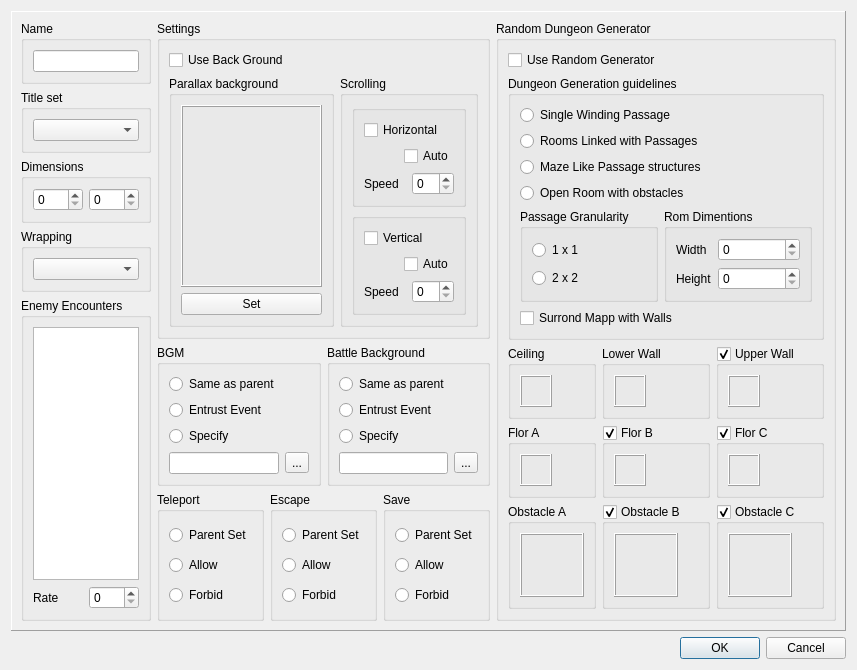
The window that src/dialogmapproperties.ui (EasyRPG/Editor) describes before a commit, drawn with Qt 5.
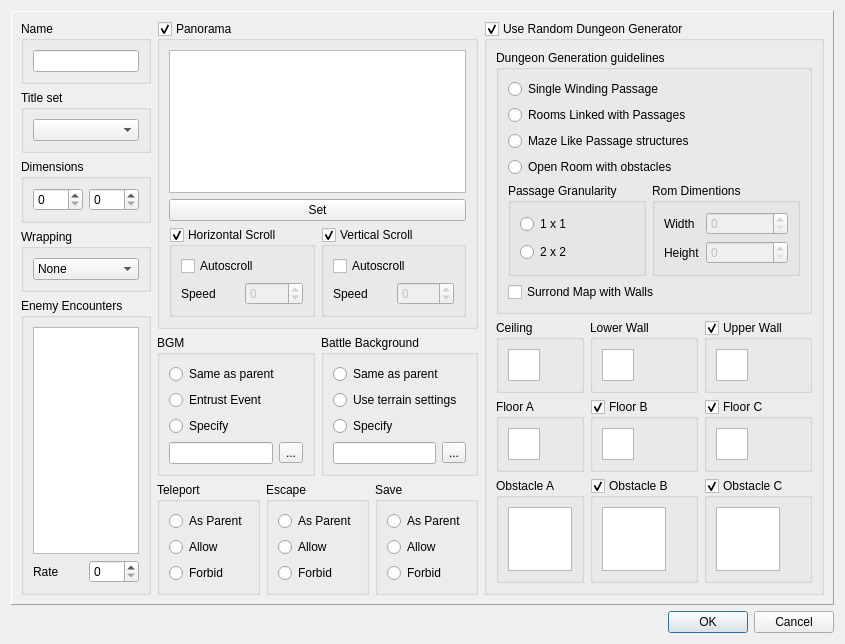
The same window after the commit.

```diff
--- a/src/dialogmapproperties.ui
+++ b/src/dialogmapproperties.ui
@@ -6,8 +6,8 @@
    <rect>
     <x>0</x>
     <y>0</y>
-    <width>800</width>
-    <height>600</height>
+    <width>743</width>
+    <height>576</height>
    </rect>
   </property>
   <property name="windowTitle">
@@ -22,7 +22,7 @@
      <property name="frameShadow">
       <enum>QFrame::Raised</enum>
      </property>
-     <layout class="QHBoxLayout" name="horizontalLayout_12">
+     <layout class="QHBoxLayout" name="horizontalLayout_3">
       <item>
        <layout class="QVBoxLayout" name="verticalLayout_19">
         <item>
@@ -71,7 +71,28 @@
           </property>
           <layout class="QVBoxLayout" name="verticalLayout_8">
            <item>
-            <widget class="QComboBox" name="comboBox_2"/>
+            <widget class="QComboBox" name="comboWrapping">
+             <item>
+              <property name="text">
+               <string>None</string>
+              </property>
+             </item>
+             <item>
+              <property name="text">
+               <string>Vertical</string>
+              </property>
+             </item>
+             <item>
+              <property name="text">
+               <string>Horizontal</string>
+              </property>
+             </item>
+             <item>
+              <property name="text">
+               <string>Both</string>
+              </property>
+             </item>
+            </widget>
            </item>
           </layout>
          </widget>
@@ -105,106 +126,57 @@
        </layout>
       </item>
       <item>
-       <layout class="QVBoxLayout" name="verticalLayout_20">
-        <item>
-         <widget class="QGroupBox" name="groupBox_6">
-          <property name="title">
-           <string>Settings</string>
-          </property>
-          <layout class="QVBoxLayout" name="verticalLayout_5">
-           <item>
-            <widget class="QCheckBox" name="checkBox">
-             <property name="text">
-              <string>Use Back Ground</string>
-             </property>
-            </widget>
-           </item>
-           <item>
-            <layout class="QHBoxLayout" name="horizontalLayout_5">
-             <item>
-              <widget class="QGroupBox" name="groupBox_8">
+       <layout class="QGridLayout" name="gridLayout_2">
+        <item row="0" column="0" colspan="4">
+         <widget class="QGroupBox" name="groupPanorama">
                <property name="sizePolicy">
                 <sizepolicy hsizetype="Preferred" vsizetype="Preferred">
-                 <horstretch>1</horstretch>
-                 <verstretch>0</verstretch>
+            <horstretch>2</horstretch>
+            <verstretch>2</verstretch>
                 </sizepolicy>
                </property>
                <property name="title">
-                <string>Parallax background</string>
-               </property>
-               <layout class="QVBoxLayout" name="verticalLayout_6">
-                <item>
-                 <widget class="QFrame" name="frame_2">
-                  <property name="frameShape">
-                   <enum>QFrame::Box</enum>
-                  </property>
-                  <property name="frameShadow">
-                   <enum>QFrame::Raised</enum>
-                  </property>
-                 </widget>
-                </item>
-                <item>
-                 <widget class="QPushButton" name="pushButton">
+           <string>Panorama</string>
+          </property>
+          <property name="checkable">
+           <bool>true</bool>
+          </property>
+          <layout class="QGridLayout" name="gridLayout_4">
+           <item row="0" column="0" colspan="2">
+            <widget class="QGraphicsView" name="graphicsPanorama"/>
+           </item>
+           <item row="1" column="0" colspan="2">
+            <widget class="QPushButton" name="pushSetPanorama">
                   <property name="text">
                    <string>Set</string>
                   </property>
                  </widget>
                 </item>
-               </layout>
-              </widget>
-             </item>
-             <item>
-              <widget class="QGroupBox" name="groupBox_9">
+           <item row="2" column="0">
+            <widget class="QGroupBox" name="groupHorizontalScroll">
                <property name="title">
-                <string>Scrolling</string>
-               </property>
-               <layout class="QVBoxLayout" name="verticalLayout_4">
-                <item>
-                 <widget class="QGroupBox" name="groupBox_10">
-                  <property name="title">
-                   <string/>
-                  </property>
-                  <layout class="QVBoxLayout" name="verticalLayout_2">
+              <string>Horizontal Scroll</string>
+             </property>
+             <property name="checkable">
+              <bool>true</bool>
+             </property>
+             <layout class="QVBoxLayout" name="verticalLayout_3">
                    <item>
-                    <widget class="QCheckBox" name="checkBox_2">
+               <widget class="QCheckBox" name="checkHorizontalAutoscroll">
+                <property name="sizePolicy">
+                 <sizepolicy hsizetype="Minimum" vsizetype="Fixed">
+                  <horstretch>0</horstretch>
+                  <verstretch>0</verstretch>
+                 </sizepolicy>
+                </property>
                      <property name="text">
-                      <string>Horizontal</string>
+                 <string>Autoscroll</string>
                      </property>
                     </widget>
                    </item>
                    <item>
                     <layout class="QHBoxLayout" name="horizontalLayout_2">
                      <item>
-                      <spacer name="horizontalSpacer">
-                       <property name="orientation">
-                        <enum>Qt::Horizontal</enum>
-                       </property>
-                       <property name="sizeHint" stdset="0">
-                        <size>
-                         <width>40</width>
-                         <height>20</height>
-                        </size>
-                       </property>
-                      </spacer>
-                     </item>
-                     <item>
-                      <widget class="QCheckBox" name="checkBox_3">
-                       <property name="sizePolicy">
-                        <sizepolicy hsizetype="Minimum" vsizetype="Fixed">
-                         <horstretch>0</horstretch>
-                         <verstretch>0</verstretch>
-                        </sizepolicy>
-                       </property>
-                       <property name="text">
-                        <string>Auto</string>
-                       </property>
-                      </widget>
-                     </item>
-                    </layout>
-                   </item>
-                   <item>
-                    <layout class="QHBoxLayout" name="horizontalLayout">
-                     <item>
                       <widget class="QLabel" name="label_2">
                        <property name="text">
                         <string>Speed</string>
@@ -212,52 +184,47 @@
                       </widget>
                      </item>
                      <item>
-                      <widget class="QSpinBox" name="spinBox_4"/>
+                 <widget class="QSpinBox" name="spinHorizontalScrollSpeed">
+                  <property name="enabled">
+                   <bool>false</bool>
+                  </property>
+                  <property name="minimum">
+                   <number>-8</number>
+                  </property>
+                  <property name="maximum">
+                   <number>8</number>
+                  </property>
+                 </widget>
                      </item>
                     </layout>
                    </item>
                   </layout>
                  </widget>
                 </item>
-                <item>
-                 <widget class="QGroupBox" name="groupBox_11">
+           <item row="2" column="1">
+            <widget class="QGroupBox" name="groupVerticalScroll">
                   <property name="title">
-                   <string/>
-                  </property>
-                  <layout class="QVBoxLayout" name="verticalLayout_3">
-                   <item>
-                    <widget class="QCheckBox" name="checkBox_4">
-                     <property name="text">
-                      <string>Vertical</string>
-                     </property>
-                    </widget>
-                   </item>
+              <string>Vertical Scroll</string>
+             </property>
+             <property name="checkable">
+              <bool>true</bool>
+             </property>
+             <layout class="QVBoxLayout" name="verticalLayout_2">
                    <item>
-                    <layout class="QHBoxLayout" name="horizontalLayout_3">
-                     <item>
-                      <spacer name="horizontalSpacer_2">
-                       <property name="orientation">
-                        <enum>Qt::Horizontal</enum>
-                       </property>
-                       <property name="sizeHint" stdset="0">
-                        <size>
-                         <width>40</width>
-                         <height>20</height>
-                        </size>
-                       </property>
-                      </spacer>
-                     </item>
-                     <item>
-                      <widget class="QCheckBox" name="checkBox_5">
+               <widget class="QCheckBox" name="checkVerticalAutoscroll">
+                <property name="sizePolicy">
+                 <sizepolicy hsizetype="Minimum" vsizetype="Fixed">
+                  <horstretch>0</horstretch>
+                  <verstretch>0</verstretch>
+                 </sizepolicy>
+                </property>
                        <property name="text">
-                        <string>Auto</string>
+                 <string>Autoscroll</string>
                        </property>
                       </widget>
                      </item>
-                    </layout>
-                   </item>
                    <item>
-                    <layout class="QHBoxLayout" name="horizontalLayout_4">
+               <layout class="QHBoxLayout" name="horizontalLayout">
                      <item>
                       <widget class="QLabel" name="label_3">
                        <property name="text">
@@ -266,7 +233,17 @@
                       </widget>
                      </item>
                      <item>
-                      <widget class="QSpinBox" name="spinBox_5"/>
+                 <widget class="QSpinBox" name="spinVerticalScrollSpeed">
+                  <property name="enabled">
+                   <bool>false</bool>
+                  </property>
+                  <property name="minimum">
+                   <number>-8</number>
+                  </property>
+                  <property name="maximum">
+                   <number>8</number>
+                  </property>
+                 </widget>
                      </item>
                     </layout>
                    </item>
@@ -276,14 +253,7 @@
                </layout>
               </widget>
              </item>
-            </layout>
-           </item>
-          </layout>
-         </widget>
-        </item>
-        <item>
-         <layout class="QGridLayout" name="gridLayout_2">
-          <item row="0" column="0" colspan="2">
+        <item row="1" column="0" colspan="2">
            <widget class="QGroupBox" name="groupBox_15">
             <property name="title">
              <string>BGM</string>
@@ -334,7 +304,7 @@
             </layout>
            </widget>
           </item>
-          <item row="0" column="2" colspan="2">
+        <item row="1" column="2" colspan="2">
            <widget class="QGroupBox" name="groupBox_16">
             <property name="title">
              <string>Battle Background</string>
@@ -350,7 +320,7 @@
              <item>
               <widget class="QRadioButton" name="radioButton_15">
                <property name="text">
-                <string>Entrust Event</string>
+              <string>Use terrain settings</string>
                </property>
               </widget>
              </item>
@@ -378,7 +348,7 @@
             </layout>
            </widget>
           </item>
-          <item row="1" column="0">
+        <item row="2" column="0">
            <widget class="QGroupBox" name="groupBox_12">
             <property name="title">
              <string>Teleport</string>
@@ -387,7 +357,7 @@
              <item>
               <widget class="QRadioButton" name="radioButton_3">
                <property name="text">
-                <string>Parent Set</string>
+              <string>As Parent</string>
                </property>
               </widget>
              </item>
@@ -408,7 +378,7 @@
             </layout>
            </widget>
           </item>
-          <item row="1" column="1" colspan="2">
+        <item row="2" column="1" colspan="2">
            <widget class="QGroupBox" name="groupBox_13">
             <property name="title">
              <string>Escape</string>
@@ -417,7 +387,7 @@
              <item>
               <widget class="QRadioButton" name="radioButton_4">
                <property name="text">
-                <string>Parent Set</string>
+              <string>As Parent</string>
                </property>
               </widget>
              </item>
@@ -438,7 +408,7 @@
             </layout>
            </widget>
           </item>
-          <item row="1" column="3">
+        <item row="2" column="3">
            <widget class="QGroupBox" name="groupBox_14">
             <property name="title">
              <string>Save</string>
@@ -447,7 +417,7 @@
              <item>
               <widget class="QRadioButton" name="radioButton_7">
                <property name="text">
-                <string>Parent Set</string>
+              <string>As Parent</string>
                </property>
               </widget>
              </item>
@@ -470,10 +440,8 @@
           </item>
          </layout>
         </item>
-       </layout>
-      </item>
       <item>
-       <widget class="QGroupBox" name="groupBox_7">
+       <widget class="QGroupBox" name="groupUseGenerator">
         <property name="sizePolicy">
          <sizepolicy hsizetype="Preferred" vsizetype="Preferred">
           <horstretch>1</horstretch>
@@ -481,16 +449,12 @@
          </sizepolicy>
         </property>
         <property name="title">
-         <string>Random Dungeon Generator</string>
+         <string>Use Random Dungeon Generator</string>
+        </property>
+        <property name="checkable">
+         <bool>true</bool>
         </property>
         <layout class="QVBoxLayout" name="verticalLayout_18">
-         <item>
-          <widget class="QCheckBox" name="checkBox_6">
-           <property name="text">
-            <string>Use Random Generator</string>
-           </property>
-          </widget>
-         </item>
          <item>
           <widget class="QGroupBox" name="groupBox_17">
            <property name="title">
@@ -570,7 +534,10 @@
                   </widget>
                  </item>
                  <item row="0" column="1">
-                  <widget class="QSpinBox" name="spinBox_6">
+                  <widget class="QSpinBox" name="spinDungeonRoomWidth">
+                   <property name="enabled">
+                    <bool>false</bool>
+                   </property>
                    <property name="sizePolicy">
                     <sizepolicy hsizetype="Minimum" vsizetype="Fixed">
                      <horstretch>1</horstretch>
@@ -587,7 +554,11 @@
                   </widget>
                  </item>
                  <item row="1" column="1">
-                  <widget class="QSpinBox" name="spinBox_7"/>
+                  <widget class="QSpinBox" name="spinDungeonRoomHeight">
+                   <property name="enabled">
+                    <bool>false</bool>
+                   </property>
+                  </widget>
                  </item>
                 </layout>
                </widget>
@@ -597,7 +568,7 @@
             <item>
              <widget class="QCheckBox" name="checkBox_13">
               <property name="text">
-               <string>Surrond Mapp with Walls</string>
+               <string>Surrond Map with Walls</string>
               </property>
              </widget>
             </item>
@@ -613,7 +584,7 @@
              </property>
              <layout class="QVBoxLayout" name="verticalLayout_23">
               <item>
-               <widget class="QFrame" name="frame_3">
+               <widget class="QGraphicsView" name="graphicsCeiling">
                 <property name="minimumSize">
                  <size>
                   <width>32</width>
@@ -626,11 +597,11 @@
                   <height>32</height>
                  </size>
                 </property>
-                <property name="frameShape">
-                 <enum>QFrame::Box</enum>
+                <property name="verticalScrollBarPolicy">
+                 <enum>Qt::ScrollBarAlwaysOff</enum>
                 </property>
-                <property name="frameShadow">
-                 <enum>QFrame::Raised</enum>
+                <property name="horizontalScrollBarPolicy">
+                 <enum>Qt::ScrollBarAlwaysOff</enum>
                 </property>
                </widget>
               </item>
@@ -644,7 +615,7 @@
              </property>
              <layout class="QVBoxLayout" name="verticalLayout_22">
               <item>
-               <widget class="QFrame" name="frame_4">
+               <widget class="QGraphicsView" name="graphicsLowerWall">
                 <property name="minimumSize">
                  <size>
                   <width>32</width>
@@ -657,11 +628,11 @@
                   <height>32</height>
                  </size>
                 </property>
-                <property name="frameShape">
-                 <enum>QFrame::Box</enum>
+                <property name="verticalScrollBarPolicy">
+                 <enum>Qt::ScrollBarAlwaysOff</enum>
                 </property>
-                <property name="frameShadow">
-                 <enum>QFrame::Raised</enum>
+                <property name="horizontalScrollBarPolicy">
+                 <enum>Qt::ScrollBarAlwaysOff</enum>
                 </property>
                </widget>
               </item>
@@ -678,7 +649,7 @@
              </property>
              <layout class="QVBoxLayout" name="verticalLayout_21">
               <item>
-               <widget class="QFrame" name="frame_5">
+               <widget class="QGraphicsView" name="graphicsUpperWall">
                 <property name="minimumSize">
                  <size>
                   <width>32</width>
@@ -691,11 +662,11 @@
                   <height>32</height>
                  </size>
                 </property>
-                <property name="frameShape">
-                 <enum>QFrame::Box</enum>
+                <property name="verticalScrollBarPolicy">
+                 <enum>Qt::ScrollBarAlwaysOff</enum>
                 </property>
-                <property name="frameShadow">
-                 <enum>QFrame::Raised</enum>
+                <property name="horizontalScrollBarPolicy">
+                 <enum>Qt::ScrollBarAlwaysOff</enum>
                 </property>
                </widget>
               </item>
@@ -705,11 +676,11 @@
            <item row="1" column="0">
             <widget class="QGroupBox" name="groupBox_26">
              <property name="title">
-              <string>Flor A</string>
+              <string>Floor A</string>
              </property>
              <layout class="QVBoxLayout" name="verticalLayout_24">
               <item>
-               <widget class="QFrame" name="frame_8">
+               <widget class="QGraphicsView" name="graphicsFloorA">
                 <property name="minimumSize">
                  <size>
                   <width>32</width>
@@ -722,11 +693,11 @@
                   <height>32</height>
                  </size>
                 </property>
-                <property name="frameShape">
-                 <enum>QFrame::Box</enum>
+                <property name="verticalScrollBarPolicy">
+                 <enum>Qt::ScrollBarAlwaysOff</enum>
                 </property>
-                <property name="frameShadow">
-                 <enum>QFrame::Raised</enum>
+                <property name="horizontalScrollBarPolicy">
+                 <enum>Qt::ScrollBarAlwaysOff</enum>
                 </property>
                </widget>
               </item>
@@ -736,14 +707,14 @@
            <item row="1" column="1">
             <widget class="QGroupBox" name="groupBox_24">
              <property name="title">
-              <string>Flor B</string>
+              <string>Floor B</string>
              </property>
              <property name="checkable">
               <bool>true</bool>
              </property>
              <layout class="QVBoxLayout" name="verticalLayout_25">
               <item>
-               <widget class="QFrame" name="frame_7">
+               <widget class="QGraphicsView" name="graphicsFloorB">
                 <property name="minimumSize">
                  <size>
                   <width>32</width>
@@ -756,11 +727,11 @@
                   <height>32</height>
                  </size>
                 </property>
-                <property name="frameShape">
-                 <enum>QFrame::Box</enum>
+                <property name="verticalScrollBarPolicy">
+                 <enum>Qt::ScrollBarAlwaysOff</enum>
                 </property>
-                <property name="frameShadow">
-                 <enum>QFrame::Raised</enum>
+                <property name="horizontalScrollBarPolicy">
+                 <enum>Qt::ScrollBarAlwaysOff</enum>
                 </property>
                </widget>
               </item>
@@ -770,14 +741,14 @@
            <item row="1" column="2">
             <widget class="QGroupBox" name="groupBox_25">
              <property name="title">
-              <string>Flor C</string>
+              <string>Floor C</string>
              </property>
              <property name="checkable">
               <bool>true</bool>
              </property>
              <layout class="QVBoxLayout" name="verticalLayout_26">
               <item>
-               <widget class="QFrame" name="frame_6">
+               <widget class="QGraphicsView" name="graphicsFloorC">
                 <property name="minimumSize">
                  <size>
                   <width>32</width>
@@ -790,11 +761,11 @@
                   <height>32</height>
                  </size>
                 </property>
-                <property name="frameShape">
-                 <enum>QFrame::Box</enum>
+                <property name="verticalScrollBarPolicy">
+                 <enum>Qt::ScrollBarAlwaysOff</enum>
                 </property>
-                <property name="frameShadow">
-                 <enum>QFrame::Raised</enum>
+                <property name="horizontalScrollBarPolicy">
+                 <enum>Qt::ScrollBarAlwaysOff</enum>
                 </property>
                </widget>
               </item>
@@ -808,7 +779,7 @@
              </property>
              <layout class="QVBoxLayout" name="verticalLayout_29">
               <item>
-               <widget class="QFrame" name="frame_10">
+               <widget class="QGraphicsView" name="graphicsObstacleA">
                 <property name="minimumSize">
                  <size>
                   <width>64</width>
@@ -821,11 +792,11 @@
                   <height>64</height>
                  </size>
                 </property>
-                <property name="frameShape">
-                 <enum>QFrame::Box</enum>
+                <property name="verticalScrollBarPolicy">
+                 <enum>Qt::ScrollBarAlwaysOff</enum>
                 </property>
-                <property name="frameShadow">
-                 <enum>QFrame::Raised</enum>
+                <property name="horizontalScrollBarPolicy">
+                 <enum>Qt::ScrollBarAlwaysOff</enum>
                 </property>
                </widget>
               </item>
@@ -842,7 +813,7 @@
              </property>
              <layout class="QVBoxLayout" name="verticalLayout_28">
               <item>
-               <widget class="QFrame" name="frame_9">
+               <widget class="QGraphicsView" name="graphicsObstacleB">
                 <property name="minimumSize">
                  <size>
                   <width>64</width>
@@ -855,11 +826,11 @@
                   <height>64</height>
                  </size>
                 </property>
-                <property name="frameShape">
-                 <enum>QFrame::Box</enum>
+                <property name="verticalScrollBarPolicy">
+                 <enum>Qt::ScrollBarAlwaysOff</enum>
                 </property>
-                <property name="frameShadow">
-                 <enum>QFrame::Raised</enum>
+                <property name="horizontalScrollBarPolicy">
+                 <enum>Qt::ScrollBarAlwaysOff</enum>
                 </property>
                </widget>
               </item>
@@ -876,7 +847,7 @@
              </property>
              <layout class="QVBoxLayout" name="verticalLayout_27">
               <item>
-               <widget class="QFrame" name="frame_11">
+               <widget class="QGraphicsView" name="graphicsObstacleC">
                 <property name="minimumSize">
                  <size>
                   <width>64</width>
@@ -889,11 +860,11 @@
                   <height>64</height>
                  </size>
                 </property>
-                <property name="frameShape">
-                 <enum>QFrame::Box</enum>
+                <property name="verticalScrollBarPolicy">
+                 <enum>Qt::ScrollBarAlwaysOff</enum>
                 </property>
-                <property name="frameShadow">
-                 <enum>QFrame::Raised</enum>
+                <property name="horizontalScrollBarPolicy">
+                 <enum>Qt::ScrollBarAlwaysOff</enum>
                 </property>
                </widget>
               </item>
```
Left out of the diff: 158 changed lines with no effect on the pictures. Lines whose indentation alone changed are shown as unchanged.
